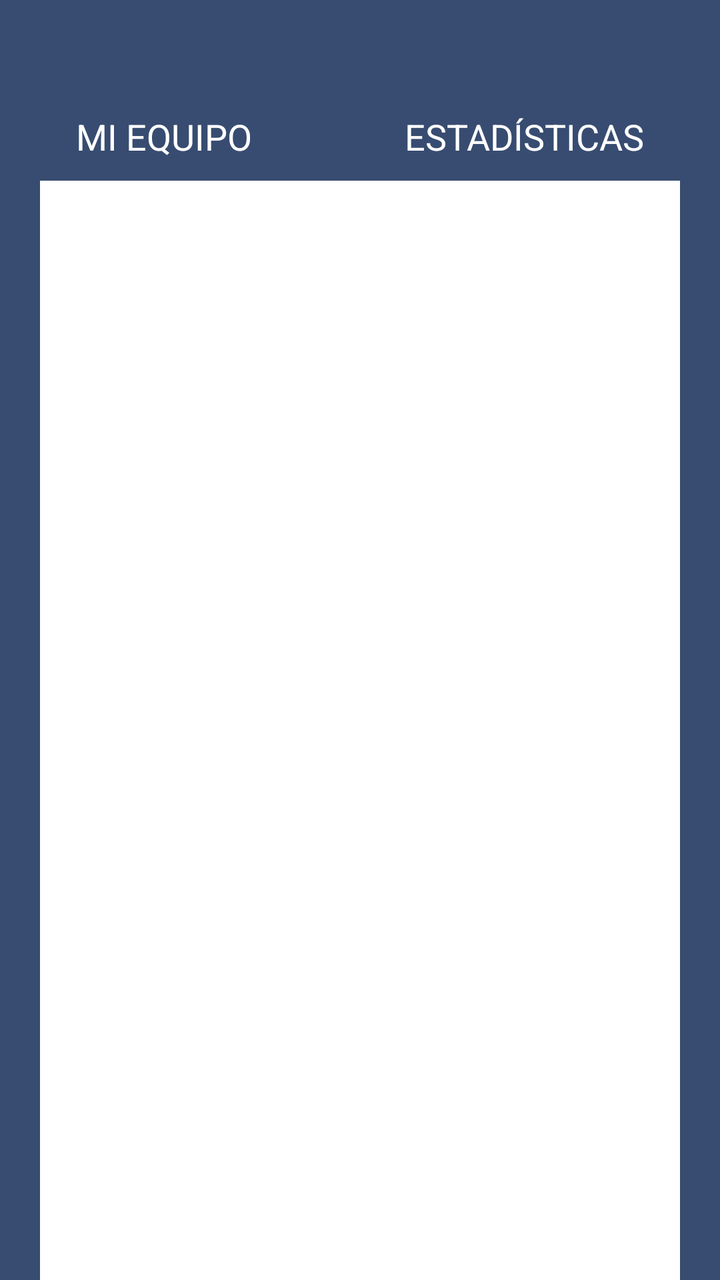
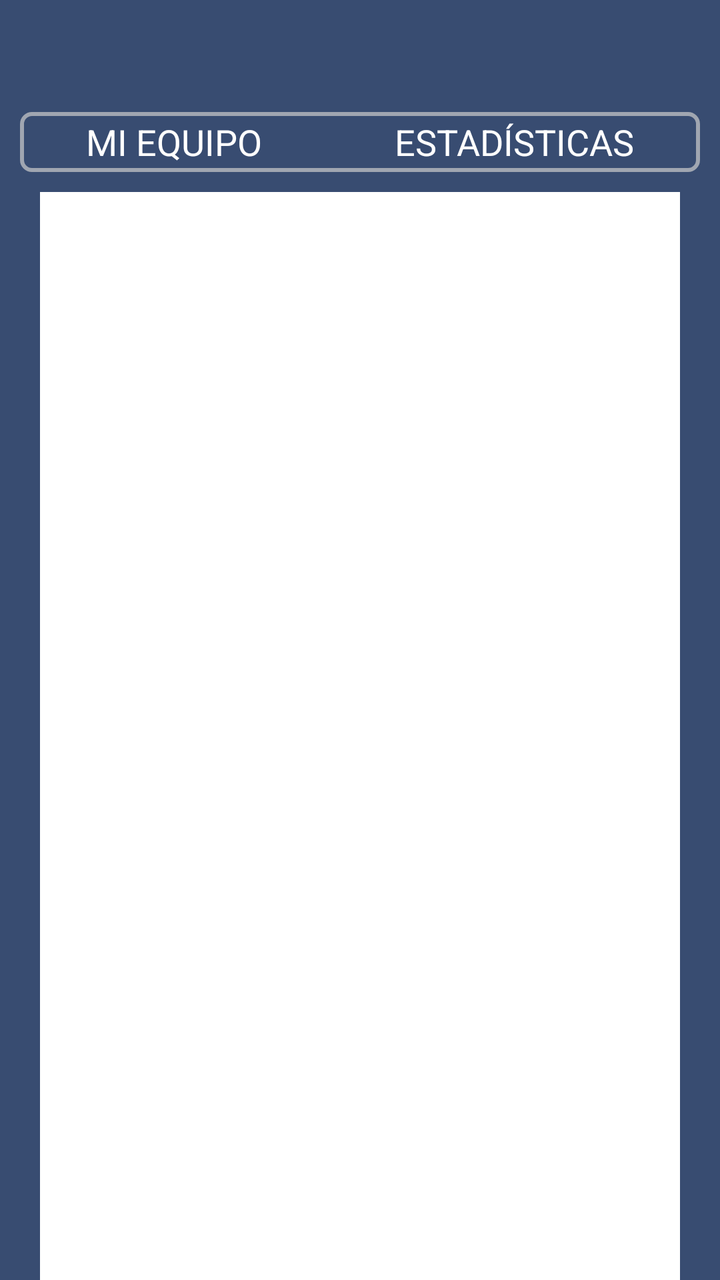

Two renders of the same Android screen: before a commit and after it. Below are the layout's source before the change and the commit's diff.
<!-- AndroidManifest.xml: application theme AppTheme.NoActionBar -->
<!-- res/layout/activity_team.xml -->
<?xml version="1.0" encoding="utf-8"?>
<LinearLayout xmlns:android="http://schemas.android.com/apk/res/android"
    android:layout_width="match_parent"
    android:layout_height="match_parent"
    android:background="@color/colorPrimary"
    android:orientation="vertical">

    <RelativeLayout xmlns:android="http://schemas.android.com/apk/res/android"
        android:id="@+id/container_toolbar"
        android:layout_width="wrap_content"
        android:layout_height="wrap_content">

        <include
            android:id="@+id/mainToolbar"
            layout="@layout/toolbar" />
    </RelativeLayout>

    <LinearLayout
        android:layout_width="match_parent"
        android:layout_height="wrap_content"
        android:orientation="horizontal">

        <TextView
            android:id="@+id/firstTab"
            android:layout_width="wrap_content"
            android:layout_height="wrap_content"
            android:layout_weight="1"
            android:gravity="center"
            android:text="MI EQUIPO"
            android:textColor="@android:color/white"
            android:textSize="18sp" />

        <TextView
            android:id="@+id/secondTab"
            android:layout_width="wrap_content"
            android:layout_height="wrap_content"
            android:layout_weight="1"
            android:gravity="center"
            android:text="ESTADÍSTICAS"
            android:textColor="@android:color/white"
            android:textSize="18sp" />
    </LinearLayout>

    <FrameLayout
        android:id="@+id/tab_fragment_container"
        android:layout_width="match_parent"
        android:layout_height="wrap_content"
        android:layout_marginLeft="20dp"
        android:layout_marginRight="20dp"
        android:layout_marginTop="10dp"
        android:layout_weight="1"
        android:background="@android:color/white" />


</LinearLayout>
<!-- res/layout/toolbar.xml (included above) -->
<?xml version="1.0" encoding="utf-8"?>
<android.support.v7.widget.Toolbar xmlns:android="http://schemas.android.com/apk/res/android"
    xmlns:app="http://schemas.android.com/apk/res-auto"
    android:id="@+id/mainToolbar"
    android:layout_width="match_parent"
    android:layout_height="@dimen/custom_toolbar_height"
    android:background="@color/colorPrimary"
    android:gravity="center"
    android:minHeight="@dimen/custom_toolbar_height"
    android:theme="@style/ThemeOverlay.AppCompat.Dark.ActionBar"
    app:popupTheme="@style/ThemeOverlay.AppCompat.Light">

    <TextView
        android:id="@+id/toolbar_title"
        android:layout_width="wrap_content"
        android:layout_height="wrap_content"
        android:layout_gravity="center"
        android:singleLine="true"
        android:text=""
        android:textColor="@android:color/white"
        android:textSize="20sp" />


</android.support.v7.widget.Toolbar>
<!-- resources referenced by this layout -->
<resources>
  <color name="colorPrimary">#384C71</color>
  <dimen name="custom_toolbar_height">56dp</dimen>
  <style name="AppTheme.NoActionBar">
          <item name="windowActionBar">false</item>
          <item name="windowNoTitle">true</item>
      </style>
</resources>

<!-- the commit's change to res/layout/activity_team.xml (unified diff, before → after) -->
@@ -17,13 +17,17 @@
 
     <LinearLayout
         android:layout_width="match_parent"
-        android:layout_height="wrap_content"
+        android:layout_height="30dp"
+        android:layout_marginLeft="10dp"
+        android:layout_marginRight="10dp"
+        android:background="@drawable/custom_tab_border"
         android:orientation="horizontal">
 
         <TextView
             android:id="@+id/firstTab"
             android:layout_width="wrap_content"
-            android:layout_height="wrap_content"
+            android:layout_height="30dp"
+            android:layout_gravity="center"
             android:layout_weight="1"
             android:gravity="center"
             android:text="MI EQUIPO"
@@ -33,7 +37,8 @@
         <TextView
             android:id="@+id/secondTab"
             android:layout_width="wrap_content"
-            android:layout_height="wrap_content"
+            android:layout_height="30dp"
+            android:layout_gravity="center"
             android:layout_weight="1"
             android:gravity="center"
             android:text="ESTADÍSTICAS"
<!-- resource entries referenced after the edit -->
@@ -2,6 +2,15 @@
 <resources>
   <color name="colorPrimary">#384C71</color>
   <dimen name="custom_toolbar_height">56dp</dimen>
+  <!-- drawable custom_tab_border (drawable) -->
+  <?xml version="1.0" encoding="UTF-8"?>
+  <shape xmlns:android="http://schemas.android.com/apk/res/android"
+      android:shape="rectangle">
+      <corners android:radius="5dp" />
+      <stroke
+          android:width="2dp"
+          android:color="#b3cccccc" />
+  </shape>
   <style name="AppTheme.NoActionBar">
           <item name="windowActionBar">false</item>
           <item name="windowNoTitle">true</item>
